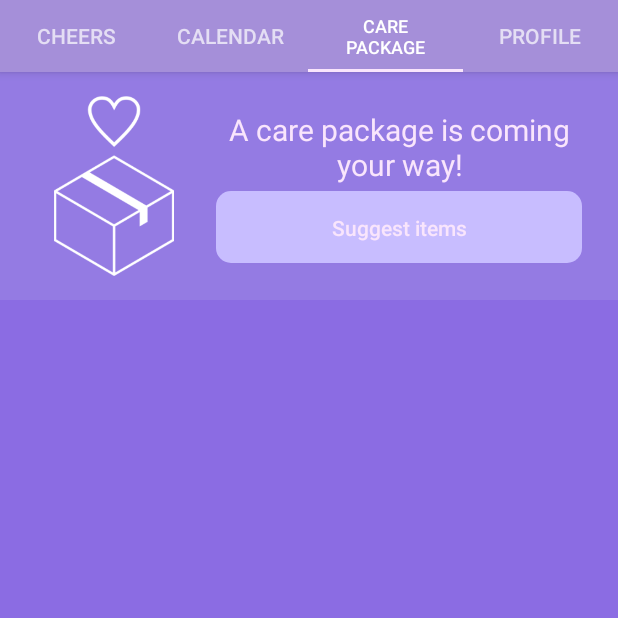
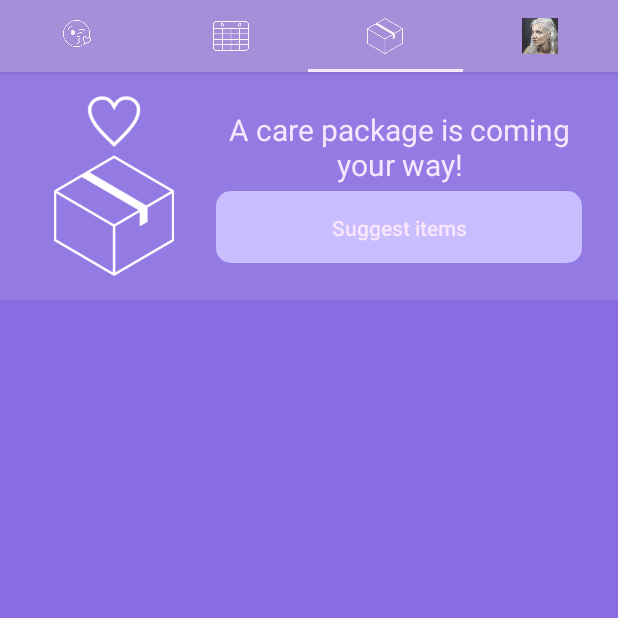
Before and after one commit to lsurvila/hack_cancer, an Android app: the MainActivity screen opened directly, with no data from a screen before it, tab 3 chosen, on a phone screen of 412 x 824 dp, the top half of it. Run offline under Robolectric (Android 15) with nearby library versions, the phone set to English and light mode, and no system bars; libraries missing offline, so code that uses them is left out: rx.android.schedulers, rx.functions; 2 statements that could not run were skipped.

Commit message:
- tab icons

```diff
--- a/app/src/main/java/co/hackcancer/hackcancer/MainActivity.java
+++ b/app/src/main/java/co/hackcancer/hackcancer/MainActivity.java
@@ -8,6 +8,8 @@ import android.support.v4.app.FragmentManager;
 import android.support.v4.app.FragmentPagerAdapter;
 import android.support.v4.view.ViewPager;
 import android.support.v7.app.AppCompatActivity;
+
+import co.hackcancer.hackcancer.network.StaticDataHolder;
 
 public class MainActivity extends AppCompatActivity implements
         CalendarFragment.OnFragmentInteractionListener,
@@ -48,6 +50,10 @@ public class MainActivity extends AppCompatActivity implements
 
         TabLayout tabLayout = (TabLayout) findViewById(R.id.tabs);
         tabLayout.setupWithViewPager(mViewPager);
+        tabLayout.getTabAt(0).setIcon(R.drawable.loved);
+        tabLayout.getTabAt(1).setIcon(R.drawable.calendar);
+        tabLayout.getTabAt(2).setIcon(R.drawable.pink_box);
+        tabLayout.getTabAt(3).setIcon(StaticDataHolder.getInstance().getProfileImage(StaticDataHolder.getUserId()));
 
     }
 
@@ -91,16 +97,16 @@ public class MainActivity extends AppCompatActivity implements
 
         @Override
         public CharSequence getPageTitle(int position) {
-            switch (position) {
-                case 0:
-                    return getString(R.string.section_cheers);
-                case 1:
-                    return getString(R.string.section_calendar);
-                case 2:
-                    return getString(R.string.section_care_package);
-                case 3:
-                    return getString(R.string.section_profile);
-            }
+//            switch (position) {
+//                case 0:
+//                    return getString(R.string.section_cheers);
+//                case 1:
+//                    return getString(R.string.section_calendar);
+//                case 2:
+//                    return getString(R.string.section_care_package);
+//                case 3:
+//                    return getString(R.string.section_profile);
+//            }
             return null;
         }
     }
--- a/app/src/main/res/layout/activity_main1.xml
+++ b/app/src/main/res/layout/activity_main1.xml
@@ -19,7 +19,8 @@
             android:id="@+id/tabs"
             android:layout_width="match_parent"
             android:layout_height="wrap_content"
-            android:background="@color/color_action_bar" />
+            android:background="@color/color_action_bar"
+            app:tabPadding="8dp"/>
 
     </android.support.design.widget.AppBarLayout>
 
```
Also changed, not shown: app/src/main/res/drawable/calendar.png (added), app/src/main/res/drawable/pink_box.png (added).
